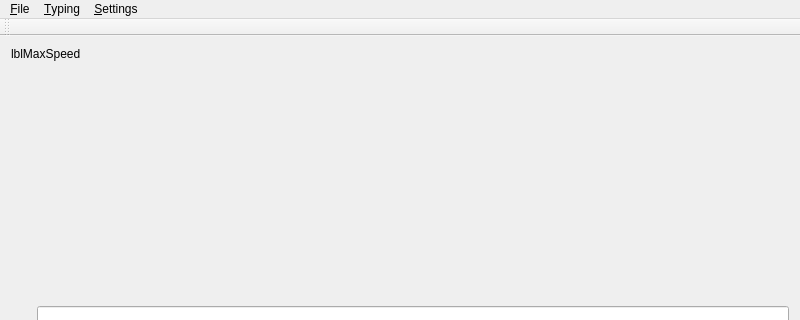
Before: the Qt Designer form mainwindow.ui in lzh9102/qtypist, drawn with Qt 5; both pictures show x 0 to 800 and y 0 to 320 of the 800 by 600 pixel window.
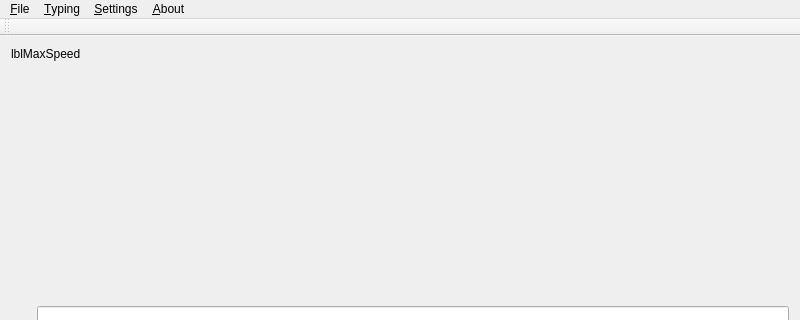
After: the same form once the commit is applied. Icons and pictures are not drawn.

Commit message: Add about dialog.

```diff
--- a/mainwindow.ui
+++ b/mainwindow.ui
@@ -111,9 +111,16 @@
     </property>
     <addaction name="actionSkip"/>
    </widget>
+   <widget class="QMenu" name="menuAbout">
+    <property name="title">
+     <string>&amp;About</string>
+    </property>
+    <addaction name="actionAbout"/>
+   </widget>
    <addaction name="menuFile"/>
    <addaction name="menuTyping"/>
    <addaction name="menuSettings"/>
+   <addaction name="menuAbout"/>
   </widget>
   <widget class="QToolBar" name="toolBar">
    <attribute name="toolBarArea">
```
Left out of the diff: 5 changed lines with no effect on the pictures. The commit also changes 3 other files.
